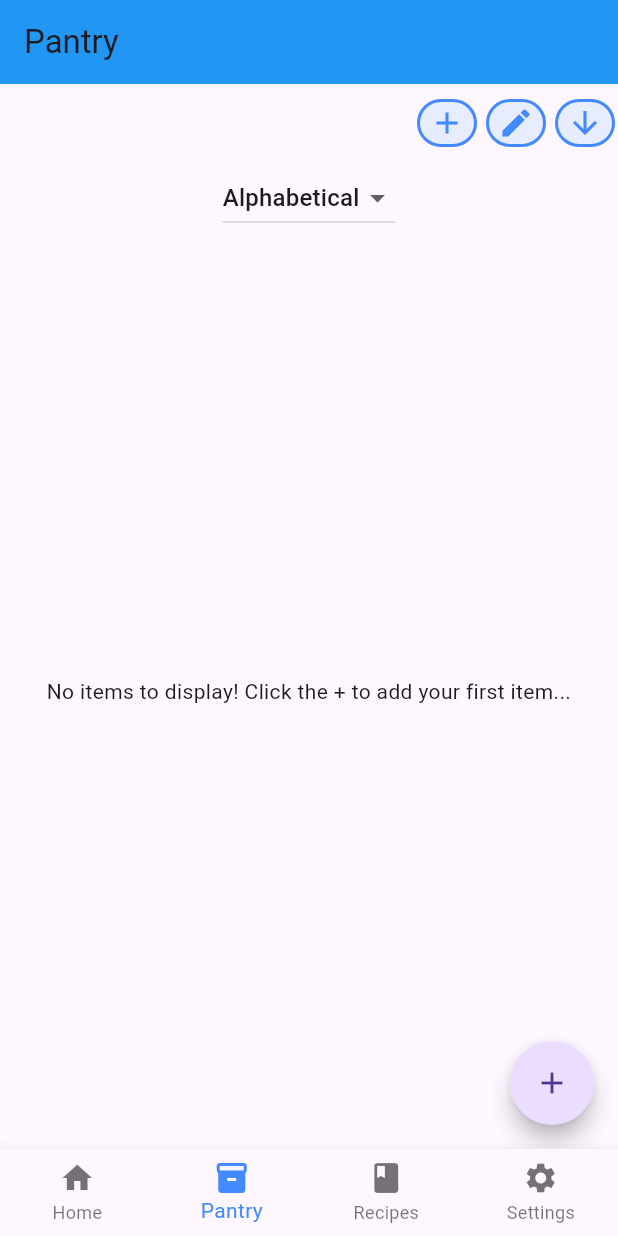
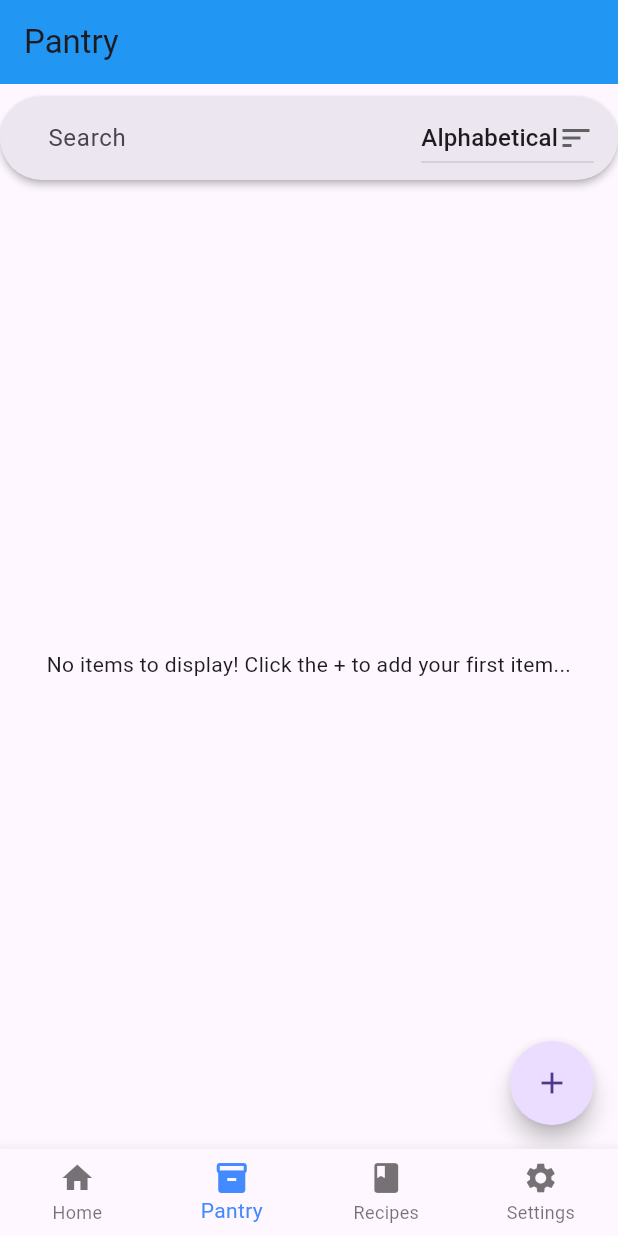
Before and after one commit to Oscaross/eatneat, a Flutter app: the screen it shows after launch, item 2 of the bottom bar chosen, on a phone screen of 412 x 824 dp. Run offline on Flutter 3.47's test engine with Material 3 defaults, Android fonts, the phone set to English and light mode, and no system bars; drawn by our look-alikes of flutter_speed_dial; our stand-ins replace flutter_spinbox, vibration; missing offline and left inert: flutter_barcode_scanner, openfoodfacts.

Commit message:
Design better search bar and sort by widget

```diff
--- a/lib/pages/pantry/pantry_add/add_pantry_item.dart
+++ b/lib/pages/pantry/pantry_add/add_pantry_item.dart
@@ -4,7 +4,7 @@ import 'package:namer_app/models/label_item.dart';
 import 'package:namer_app/models/pantry_item.dart';
 import 'package:namer_app/providers/label_provider.dart';
 import 'package:namer_app/providers/pantry_provider.dart';
-import 'package:namer_app/widgets/label_bar.dart';
+import 'package:namer_app/pages/pantry/widgets/label_bar.dart';
 import 'package:provider/provider.dart';
 
 class AddItemPage extends StatefulWidget {
--- a/lib/pages/pantry/pantry_page.dart
+++ b/lib/pages/pantry/pantry_page.dart
@@ -4,12 +4,13 @@ import 'package:namer_app/models/pantry_item.dart';
 import 'package:namer_app/pages/pantry/scanner/pantry_barcode_add.dart';
 import 'package:namer_app/pages/pantry/pantry_card/pantry_item_card.dart';
 import 'package:namer_app/pages/pantry/scanner/scan_failure_page.dart';
+import 'package:namer_app/pages/pantry/widgets/navigation_bar.dart';
 import 'package:namer_app/providers/label_provider.dart';
 import 'package:namer_app/providers/pantry_provider.dart';
 import 'package:namer_app/pages/pantry/pantry_add/add_pantry_item.dart';
 import 'package:namer_app/util/debug.dart';
 import 'package:namer_app/util/exceptions/exception_barcode_not_found.dart';
-import 'package:namer_app/widgets/label_bar.dart';
+import 'package:namer_app/pages/pantry/widgets/label_bar.dart';
 import 'package:provider/provider.dart';
 import 'package:flutter_speed_dial/flutter_speed_dial.dart';
 import 'package:openfoodfacts/openfoodfacts.dart';
@@ -37,42 +38,12 @@ class PantryPageState extends State<PantryPage> {
       ),
       body: Consumer2<PantryProvider, LabelProvider>(
         builder: (context, pantryProvider, labelProvider, child) {
+
           return Column(
             children: [
-              // Display the label bar
-              LabelBar(),
-
-              // Display the 'sort by' box
-              DropdownButton(
-                value: _selectedSortByMode,
-                items: [
-                  DropdownMenuItem(
-                    value: SortByMode.alphabetical,
-                    child: Text("Alphabetical"),
-                  ),
-                  DropdownMenuItem(
-                    value: SortByMode.expiryDate,
-                    child: Text("Expiry date")
-                  ),
-                  DropdownMenuItem(
-                    value: SortByMode.dateAdded,
-                    child: Text("Date added")
-                  ),
-                  DropdownMenuItem(
-                    value: SortByMode.weight,
-                    child: Text("Weight")
-                  ),
-                ],
-
-                onChanged: (value) {
-                  setState(() {
-                    _selectedSortByMode = value!;
-                  });
-
-                  pantryProvider.sortBy(_selectedSortByMode);
-                }
-
-              ),
+              SizedBox(height: 8),
+              // Display the search and sorting bx
+              Navbar(),
               // Display pantry items
               Expanded(
                 child: pantryProvider.filterBy(labelProvider.selectedLabels).isEmpty
--- a/lib/pages/pantry/scanner/pantry_barcode_add.dart
+++ b/lib/pages/pantry/scanner/pantry_barcode_add.dart
@@ -2,7 +2,7 @@ import 'package:flutter/material.dart';
 import 'package:flutter_spinbox/material.dart';
 import 'package:namer_app/models/pantry_item.dart';
 import 'package:namer_app/providers/pantry_provider.dart';
-import 'package:namer_app/widgets/label_bar.dart';
+import 'package:namer_app/pages/pantry/widgets/label_bar.dart';
 import 'package:provider/provider.dart';
 
 class PantryBarcodeAddPage extends StatefulWidget {
--- /dev/null
+++ b/lib/pages/pantry/widgets/navigation_bar.dart
@@ -0,0 +1,90 @@
+import 'package:flutter/material.dart';
+import 'package:namer_app/providers/pantry_provider.dart';
+import 'package:provider/provider.dart';
+
+class Navbar extends StatefulWidget {
+  @override
+  NavbarState createState() => NavbarState();
+}
+
+class NavbarState extends State<Navbar> {
+  var _selectedSortByMode = SortByMode.alphabetical;
+
+  @override
+  Widget build(BuildContext context) {
+    var provider = Provider.of<PantryProvider>(context, listen:false);
+    var searchResult = provider.items;
+
+    return Row(
+      children: [
+        Flexible(
+          flex: 4,
+          child: SearchAnchor(
+            builder: (BuildContext context, SearchController controller) {
+              return SearchBar(
+                  onSubmitted: (input) {
+
+                  },
+                  onChanged: (input) {
+                    searchResult = provider.searchBy(input);
+                  },
+                  controller: controller,
+                  hintText: "Search",
+                  padding: const WidgetStatePropertyAll<EdgeInsets>(
+                    EdgeInsets.symmetric(horizontal: 16.0),
+                  ),
+                  elevation: WidgetStatePropertyAll(2),
+                  trailing: [
+                    DropdownButton(
+                      icon: Icon(Icons.sort),
+                      elevation: 1,
+                      value: _selectedSortByMode,
+                      items: [
+                        DropdownMenuItem(
+                          value: SortByMode.alphabetical,
+                          child: Text("Alphabetical"),
+                        ),
+                        DropdownMenuItem(
+                          value: SortByMode.expiryDate,
+                          child: Text("Expiry")
+                        ),
+                        DropdownMenuItem(
+                          value: SortByMode.dateAdded,
+                          child: Text("Date added")
+                        ),
+                        DropdownMenuItem(
+                          value: SortByMode.weight,
+                          child: Text("Weight")
+                        ),
+                      ],
+
+                      onChanged: (value) {
+                        setState(() {
+                          _selectedSortByMode = value!;
+                          provider.sortBy(_selectedSortByMode);
+                        });
+                      }
+
+                    ),
+                  ],
+                );
+            },
+            suggestionsBuilder: (BuildContext context, SearchController controller) {
+              return List<ListTile>.generate(5, (int index) {
+                final String item = 'item $index';
+                return ListTile(
+                  title: Text(item),
+                  onTap: () {
+                    setState(() {
+                      controller.closeView(item);
+                    });
+                  },
+                );
+              });
+            },
+          ),
+        ),
+      ],
+    );
+  }
+}
```
Also changed, not shown: lib/providers/pantry_provider.dart (+17 -0 lines), lib/pages/pantry/widgets/label_bar.dart (renamed from lib/widgets/label_bar.dart).
